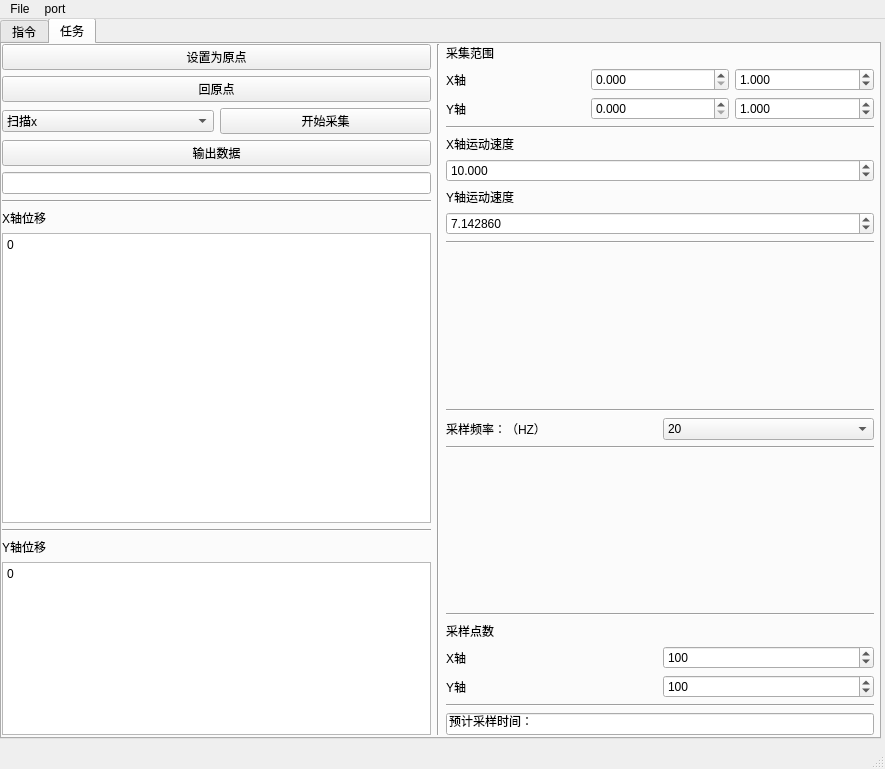
Old version of the form gui/gui0.ui in the repository SophistGuaPi/laser-radar-project.
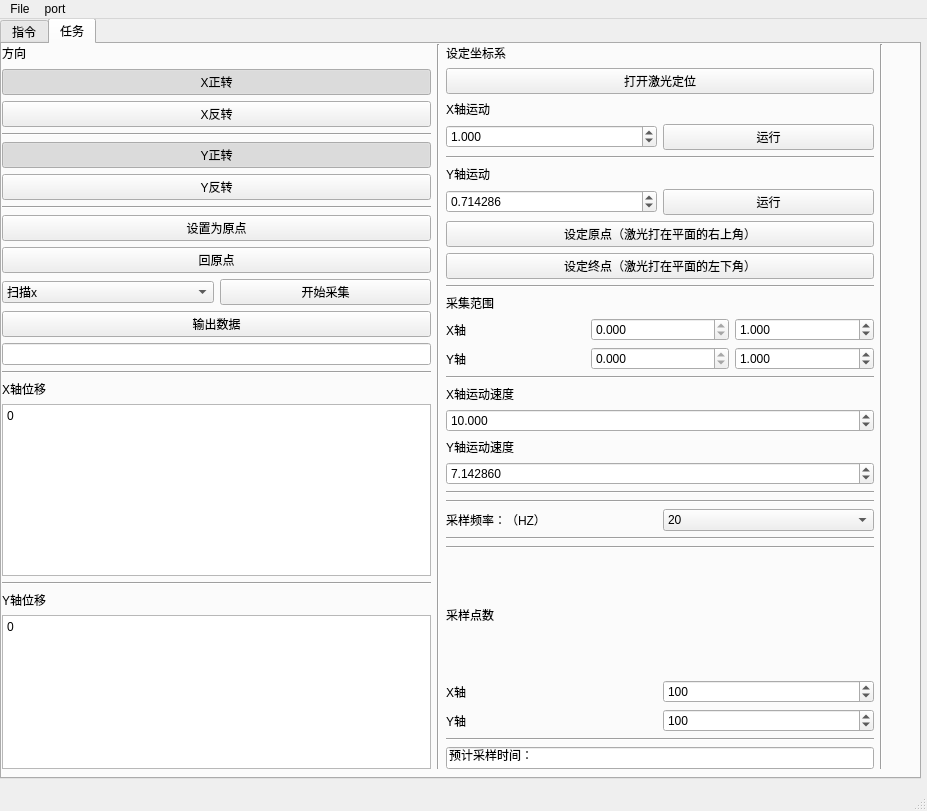
New version of the form.

Diff of the .ui file:
```diff
--- a/gui/gui0.ui
+++ b/gui/gui0.ui
@@ -6,8 +6,8 @@
    <rect>
     <x>0</x>
     <y>0</y>
-    <width>885</width>
-    <height>769</height>
+    <width>927</width>
+    <height>811</height>
    </rect>
   </property>
   <property name="windowTitle">
@@ -22,8 +22,8 @@
      <rect>
       <x>0</x>
       <y>-1</y>
-      <width>881</width>
-      <height>721</height>
+      <width>921</width>
+      <height>761</height>
      </rect>
     </property>
     <layout class="QHBoxLayout" name="horizontalLayout_7">
@@ -596,7 +596,7 @@
            <x>0</x>
            <y>0</y>
            <width>881</width>
-           <height>691</height>
+           <height>725</height>
           </rect>
          </property>
          <layout class="QHBoxLayout" name="horizontalLayout_10">
@@ -604,6 +604,102 @@
            <layout class="QHBoxLayout" name="horizontalLayout_20">
             <item>
              <layout class="QVBoxLayout" name="verticalLayout_18">
+              <item>
+               <layout class="QVBoxLayout" name="verticalLayout_32">
+                <item>
+                 <widget class="QLabel" name="label_25">
+                  <property name="text">
+                   <string>方向</string>
+                  </property>
+                 </widget>
+                </item>
+                <item>
+                 <spacer name="verticalSpacer_7">
+                  <property name="orientation">
+                   <enum>Qt::Vertical</enum>
+                  </property>
+                  <property name="sizeHint" stdset="0">
+                   <size>
+                    <width>20</width>
+                    <height>20</height>
+                   </size>
+                  </property>
+                 </spacer>
+                </item>
+                <item>
+                 <layout class="QVBoxLayout" name="verticalLayout_33">
+                  <item>
+                   <layout class="QVBoxLayout" name="verticalLayout_34">
+                    <item>
+                     <widget class="QPushButton" name="pushButton_24">
+                      <property name="text">
+                       <string>X正转</string>
+                      </property>
+                      <property name="checkable">
+                       <bool>true</bool>
+                      </property>
+                      <property name="checked">
+                       <bool>true</bool>
+                      </property>
+                     </widget>
+                    </item>
+                    <item>
+                     <widget class="QPushButton" name="pushButton_25">
+                      <property name="text">
+                       <string>X反转</string>
+                      </property>
+                      <property name="checkable">
+                       <bool>true</bool>
+                      </property>
+                     </widget>
+                    </item>
+                   </layout>
+                  </item>
+                  <item>
+                   <widget class="Line" name="line_26">
+                    <property name="orientation">
+                     <enum>Qt::Horizontal</enum>
+                    </property>
+                   </widget>
+                  </item>
+                  <item>
+                   <layout class="QVBoxLayout" name="verticalLayout_35">
+                    <item>
+                     <widget class="QPushButton" name="pushButton_26">
+                      <property name="text">
+                       <string>Y正转</string>
+                      </property>
+                      <property name="checkable">
+                       <bool>true</bool>
+                      </property>
+                      <property name="checked">
+                       <bool>true</bool>
+                      </property>
+                     </widget>
+                    </item>
+                    <item>
+                     <widget class="QPushButton" name="pushButton_27">
+                      <property name="text">
+                       <string>Y反转</string>
+                      </property>
+                      <property name="checkable">
+                       <bool>true</bool>
+                      </property>
+                     </widget>
+                    </item>
+                   </layout>
+                  </item>
+                  <item>
+                   <widget class="Line" name="line_27">
+                    <property name="orientation">
+                     <enum>Qt::Horizontal</enum>
+                    </property>
+                   </widget>
+                  </item>
+                 </layout>
+                </item>
+               </layout>
+              </item>
               <item>
                <widget class="QPushButton" name="pushButton_12">
                 <property name="text">
@@ -653,6 +749,12 @@
                 <property name="text">
                  <string>输出数据</string>
                 </property>
+                <property name="checkable">
+                 <bool>false</bool>
+                </property>
+                <property name="checked">
+                 <bool>false</bool>
+                </property>
                </widget>
               </item>
               <item>
@@ -736,6 +838,151 @@
             <item>
              <layout class="QVBoxLayout" name="verticalLayout_22">
               <item>
+               <layout class="QVBoxLayout" name="verticalLayout_12">
+                <item>
+                 <widget class="QLabel" name="label_8">
+                  <property name="text">
+                   <string>设定坐标系</string>
+                  </property>
+                 </widget>
+                </item>
+                <item>
+                 <widget class="QPushButton" name="pushButton_10">
+                  <property name="text">
+                   <string>打开激光定位</string>
+                  </property>
+                 </widget>
+                </item>
+                <item>
+                 <layout class="QVBoxLayout" name="verticalLayout_13">
+                  <item>
+                   <layout class="QVBoxLayout" name="verticalLayout_14">
+                    <item>
+                     <widget class="QLabel" name="label_9">
+                      <property name="text">
+                       <string>X轴运动</string>
+                      </property>
+                     </widget>
+                    </item>
+                    <item>
+                     <layout class="QHBoxLayout" name="horizontalLayout_11">
+                      <item>
+                       <widget class="QDoubleSpinBox" name="doubleSpinBox_5">
+                        <property name="suffix">
+                         <string/>
+                        </property>
+                        <property name="decimals">
+                         <number>3</number>
+                        </property>
+                        <property name="minimum">
+                         <double>-180.000000000000000</double>
+                        </property>
+                        <property name="maximum">
+                         <double>180.000000000000000</double>
+                        </property>
+                        <property name="singleStep">
+                         <double>0.001000000000000</double>
+                        </property>
+                        <property name="stepType">
+                         <enum>QAbstractSpinBox::AdaptiveDecimalStepType</enum>
+                        </property>
+                        <property name="value">
+                         <double>1.000000000000000</double>
+                        </property>
+                       </widget>
+                      </item>
+                      <item>
+                       <widget class="QPushButton" name="pushButton_16">
+                        <property name="text">
+                         <string>运行</string>
+                        </property>
+                       </widget>
+                      </item>
+                     </layout>
+                    </item>
+                   </layout>
+                  </item>
+                  <item>
+                   <widget class="Line" name="line_13">
+                    <property name="orientation">
+                     <enum>Qt::Horizontal</enum>
+                    </property>
+                   </widget>
+                  </item>
+                  <item>
+                   <layout class="QVBoxLayout" name="verticalLayout_19">
+                    <item>
+                     <widget class="QLabel" name="label_14">
+                      <property name="text">
+                       <string>Y轴运动</string>
+                      </property>
+                     </widget>
+                    </item>
+                    <item>
+                     <layout class="QHBoxLayout" name="horizontalLayout_12">
+                      <item>
+                       <widget class="QDoubleSpinBox" name="doubleSpinBox_6">
+                        <property name="decimals">
+                         <number>6</number>
+                        </property>
+                        <property name="minimum">
+                         <double>-90.000000000000000</double>
+                        </property>
+                        <property name="maximum">
+                         <double>90.000000000000000</double>
+                        </property>
+                        <property name="singleStep">
+                         <double>0.000714000000000</double>
+                        </property>
+                        <property name="stepType">
+                         <enum>QAbstractSpinBox::AdaptiveDecimalStepType</enum>
+                        </property>
+                        <property name="value">
+                         <double>0.714286000000000</double>
+                        </property>
+                       </widget>
+                      </item>
+                      <item>
+                       <widget class="QPushButton" name="pushButton_19">
+                        <property name="text">
+                         <string>运行</string>
+                        </property>
+                       </widget>
+                      </item>
+                     </layout>
+                    </item>
+                   </layout>
+                  </item>
+                 </layout>
+                </item>
+                <item>
+                 <widget class="QPushButton" name="pushButton_11">
+                  <property name="text">
+                   <string>设定原点（激光打在平面的右上角）</string>
+                  </property>
+                 </widget>
+                </item>
+                <item>
+                 <widget class="QPushButton" name="pushButton_13">
+                  <property name="text">
+                   <string>设定终点（激光打在平面的左下角）</string>
+                  </property>
+                 </widget>
+                </item>
+               </layout>
+              </item>
+              <item>
+               <layout class="QVBoxLayout" name="verticalLayout_24">
+                <item>
+                 <widget class="Line" name="line_8">
+                  <property name="orientation">
+                   <enum>Qt::Horizontal</enum>
+                  </property>
+                 </widget>
+                </item>
+                <item>
+                 <layout class="QVBoxLayout" name="verticalLayout_28">
+                  <item>
                <layout class="QVBoxLayout" name="verticalLayout_23">
                 <item>
                  <widget class="QLabel" name="label_16">
@@ -757,6 +1004,9 @@
                     </item>
                     <item>
                      <widget class="QDoubleSpinBox" name="doubleSpinBox_13">
+                          <property name="readOnly">
+                           <bool>true</bool>
+                          </property>
                       <property name="suffix">
                        <string/>
                       </property>
@@ -820,6 +1070,9 @@
                   </item>
                   <item>
                    <widget class="QDoubleSpinBox" name="doubleSpinBox_11">
+                        <property name="readOnly">
+                         <bool>true</bool>
+                        </property>
                     <property name="suffix">
                      <string/>
                     </property>
@@ -873,16 +1126,12 @@
                </layout>
               </item>
               <item>
-               <widget class="Line" name="line_14">
+                   <widget class="Line" name="line_28">
                 <property name="orientation">
                  <enum>Qt::Horizontal</enum>
                 </property>
                </widget>
               </item>
-              <item>
-               <layout class="QVBoxLayout" name="verticalLayout_24">
-                <item>
-                 <layout class="QVBoxLayout" name="verticalLayout_28">
                   <item>
                    <widget class="QLabel" name="label_17">
                     <property name="text">
@@ -967,19 +1216,6 @@
                 </property>
                </widget>
               </item>
-              <item>
-               <spacer name="verticalSpacer_5">
-                <property name="orientation">
-                 <enum>Qt::Vertical</enum>
-                </property>
-                <property name="sizeHint" stdset="0">
-                 <size>
-                  <width>20</width>
-                  <height>40</height>
-                 </size>
-                </property>
-               </spacer>
-              </item>
               <item>
                <widget class="Line" name="line_19">
                 <property name="orientation">
@@ -1019,19 +1255,6 @@
                 </property>
                </widget>
               </item>
-              <item>
-               <spacer name="verticalSpacer_4">
-                <property name="orientation">
-                 <enum>Qt::Vertical</enum>
-                </property>
-                <property name="sizeHint" stdset="0">
-                 <size>
-                  <width>20</width>
-                  <height>40</height>
-                 </size>
-                </property>
-               </spacer>
-              </item>
               <item>
                <widget class="Line" name="line_22">
                 <property name="orientation">
@@ -1146,7 +1369,7 @@
     <rect>
      <x>0</x>
      <y>0</y>
-     <width>885</width>
+     <width>927</width>
      <height>23</height>
     </rect>
    </property>
```
Lines whose indentation alone changed are shown as unchanged.
